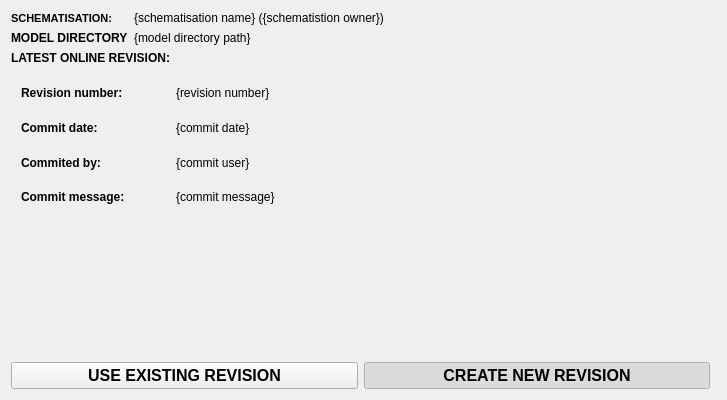
Before: the Qt Designer form threedi_api_qgis_client/ui/upload_wizard/page_start.ui in nens/threedi-api-qgis-client, drawn with Qt 5.
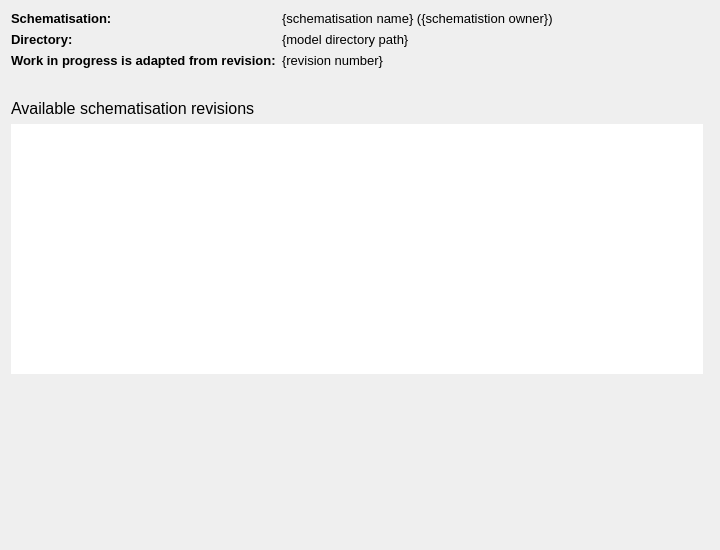
After: the same form once the commit is applied.

Commit message: Added overview page for an upload functionality (#196, #236).

```diff
--- a/threedi_api_qgis_client/ui/upload_wizard/page_start.ui
+++ b/threedi_api_qgis_client/ui/upload_wizard/page_start.ui
@@ -9,8 +9,8 @@
    <rect>
     <x>0</x>
     <y>0</y>
-    <width>727</width>
-    <height>400</height>
+    <width>720</width>
+    <height>550</height>
    </rect>
   </property>
   <property name="sizePolicy">
@@ -37,24 +37,81 @@
    <bool>true</bool>
   </property>
   <layout class="QGridLayout" name="gridLayout">
+   <item row="2" column="0">
+    <widget class="QLabel" name="label">
+     <property name="font">
+      <font>
+       <pointsize>12</pointsize>
+      </font>
+     </property>
+     <property name="text">
+      <string>Available schematisation revisions</string>
+     </property>
+    </widget>
+   </item>
+   <item row="4" column="0">
+    <spacer name="verticalSpacer_2">
+     <property name="orientation">
+      <enum>Qt::Vertical</enum>
+     </property>
+     <property name="sizeHint" stdset="0">
+      <size>
+       <width>20</width>
+       <height>40</height>
+      </size>
+     </property>
+    </spacer>
+   </item>
+   <item row="3" column="0">
+    <widget class="QTreeView" name="revisions_tv">
+     <property name="minimumSize">
+      <size>
+       <width>0</width>
+       <height>250</height>
+      </size>
+     </property>
+     <property name="font">
+      <font>
+       <pointsize>10</pointsize>
+      </font>
+     </property>
+     <property name="frameShape">
+      <enum>QFrame::NoFrame</enum>
+     </property>
+     <property name="editTriggers">
+      <set>QAbstractItemView::NoEditTriggers</set>
+     </property>
+    </widget>
+   </item>
+   <item row="0" column="0" colspan="2">
+    <layout class="QVBoxLayout" name="svg_lout"/>
+   </item>
    <item row="1" column="0">
     <layout class="QFormLayout" name="formLayout_2">
+     <property name="bottomMargin">
+      <number>25</number>
+     </property>
      <item row="0" column="0">
       <widget class="QLabel" name="label_9">
        <property name="font">
         <font>
-         <pointsize>8</pointsize>
+         <pointsize>10</pointsize>
          <weight>75</weight>
          <bold>true</bold>
         </font>
        </property>
        <property name="text">
-        <string>SCHEMATISATION:</string>
+        <string>Schematisation:</string>
        </property>
       </widget>
      </item>
      <item row="0" column="1">
       <widget class="QLabel" name="lbl_schematisation">
+       <property name="font">
+        <font>
+         <pointsize>10</pointsize>
+        </font>
+       </property>
        <property name="text">
         <string>{schematisation name} ({schematistion owner})</string>
        </property>
@@ -64,226 +121,62 @@
       <widget class="QLabel" name="label_17">
        <property name="font">
         <font>
+         <pointsize>10</pointsize>
          <weight>75</weight>
          <bold>true</bold>
         </font>
        </property>
        <property name="text">
-        <string>MODEL DIRECTORY</string>
+        <string>Directory:</string>
        </property>
       </widget>
      </item>
      <item row="1" column="1">
       <widget class="QLabel" name="lbl_model_dir">
+       <property name="font">
+        <font>
+         <pointsize>10</pointsize>
+        </font>
+       </property>
        <property name="text">
         <string>{model directory path}</string>
        </property>
       </widget>
      </item>
-    </layout>
-   </item>
-   <item row="0" column="0" colspan="2">
-    <layout class="QVBoxLayout" name="svg_lout"/>
-   </item>
-   <item row="4" column="0">
-    <layout class="QGridLayout" name="gridLayout_2">
-     <property name="bottomMargin">
-      <number>0</number>
-     </property>
-     <item row="0" column="1">
-      <widget class="QPushButton" name="pb_create_revision">
-       <property name="sizePolicy">
-        <sizepolicy hsizetype="Expanding" vsizetype="Fixed">
-         <horstretch>0</horstretch>
-         <verstretch>0</verstretch>
-        </sizepolicy>
-       </property>
-       <property name="font">
-        <font>
-         <pointsize>12</pointsize>
-         <weight>75</weight>
-         <bold>true</bold>
-        </font>
-       </property>
-       <property name="text">
-        <string>CREATE NEW REVISION</string>
-       </property>
-       <property name="checkable">
-        <bool>true</bool>
-       </property>
-       <property name="checked">
-        <bool>true</bool>
-       </property>
-       <property name="autoExclusive">
-        <bool>true</bool>
-       </property>
-      </widget>
-     </item>
-     <item row="0" column="0">
-      <widget class="QPushButton" name="pb_use_revision">
-       <property name="sizePolicy">
-        <sizepolicy hsizetype="Expanding" vsizetype="Fixed">
-         <horstretch>0</horstretch>
-         <verstretch>0</verstretch>
-        </sizepolicy>
-       </property>
-       <property name="font">
-        <font>
-         <pointsize>12</pointsize>
-         <weight>75</weight>
-         <bold>true</bold>
-        </font>
-       </property>
-       <property name="text">
-        <string>USE EXISTING REVISION</string>
-       </property>
-       <property name="checkable">
-        <bool>true</bool>
-       </property>
-       <property name="checked">
-        <bool>false</bool>
-       </property>
-       <property name="autoExclusive">
-        <bool>true</bool>
-       </property>
-      </widget>
-     </item>
-    </layout>
-   </item>
-   <item row="2" column="0">
-    <layout class="QFormLayout" name="formLayout_4">
-     <item row="0" column="0">
-      <widget class="QLabel" name="label_37">
-       <property name="font">
-        <font>
-         <weight>75</weight>
-         <bold>true</bold>
-        </font>
-       </property>
-       <property name="text">
-        <string>LATEST ONLINE REVISION:</string>
-       </property>
-      </widget>
-     </item>
-     <item row="1" column="0">
-      <widget class="QLabel" name="label_38">
-       <property name="sizePolicy">
-        <sizepolicy hsizetype="Preferred" vsizetype="Expanding">
-         <horstretch>0</horstretch>
-         <verstretch>0</verstretch>
-        </sizepolicy>
-       </property>
-       <property name="font">
-        <font>
-         <weight>75</weight>
-         <bold>true</bold>
-        </font>
-       </property>
-       <property name="text">
-        <string>Revision number:</string>
-       </property>
-       <property name="indent">
-        <number>10</number>
-       </property>
-      </widget>
-     </item>
-     <item row="1" column="1">
-      <widget class="QLabel" name="lbl_online_revision">
-       <property name="text">
-        <string>{revision number}</string>
-       </property>
-      </widget>
-     </item>
      <item row="2" column="0">
-      <widget class="QLabel" name="label_39">
+      <widget class="QLabel" name="label_2">
        <property name="font">
         <font>
+         <pointsize>10</pointsize>
          <weight>75</weight>
          <bold>true</bold>
         </font>
        </property>
        <property name="text">
-        <string>Commit date:</string>
-       </property>
-       <property name="indent">
-        <number>10</number>
+        <string>Work in progress is adapted from revision:</string>
        </property>
       </widget>
      </item>
      <item row="2" column="1">
-      <widget class="QLabel" name="lbl_online_commit_date">
-       <property name="text">
-        <string>{commit date}</string>
-       </property>
-      </widget>
-     </item>
-     <item row="3" column="0">
-      <widget class="QLabel" name="label_44">
+      <widget class="QLabel" name="lbl_revision_number">
        <property name="sizePolicy">
-        <sizepolicy hsizetype="Preferred" vsizetype="Expanding">
+        <sizepolicy hsizetype="Preferred" vsizetype="Preferred">
          <horstretch>0</horstretch>
          <verstretch>0</verstretch>
         </sizepolicy>
        </property>
        <property name="font">
         <font>
-         <weight>75</weight>
-         <bold>true</bold>
+         <pointsize>10</pointsize>
         </font>
        </property>
        <property name="text">
-        <string>Commited by:</string>
-       </property>
-       <property name="indent">
-        <number>10</number>
-       </property>
-      </widget>
-     </item>
-     <item row="3" column="1">
-      <widget class="QLabel" name="lbl_online_commit_by">
-       <property name="text">
-        <string>{commit user}</string>
-       </property>
-      </widget>
-     </item>
-     <item row="4" column="0">
-      <widget class="QLabel" name="label_46">
-       <property name="font">
-        <font>
-         <weight>75</weight>
-         <bold>true</bold>
-        </font>
-       </property>
-       <property name="text">
-        <string>Commit message:</string>
-       </property>
-       <property name="indent">
-        <number>10</number>
-       </property>
-      </widget>
-     </item>
-     <item row="4" column="1">
-      <widget class="QLabel" name="lbl_online_commit_msg">
-       <property name="text">
-        <string>{commit message}</string>
+        <string>{revision number}</string>
        </property>
       </widget>
      </item>
     </layout>
    </item>
-   <item row="3" column="0">
-    <spacer name="verticalSpacer_2">
-     <property name="orientation">
-      <enum>Qt::Vertical</enum>
-     </property>
-     <property name="sizeHint" stdset="0">
-      <size>
-       <width>20</width>
-       <height>40</height>
-      </size>
-     </property>
-    </spacer>
-   </item>
   </layout>
  </widget>
  <resources/>
```
The commit also changes 4 other files.
